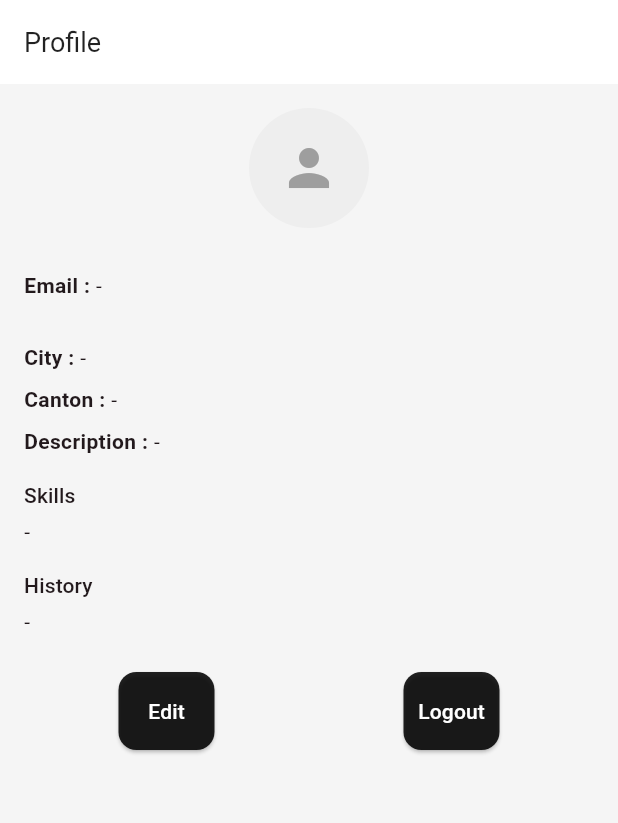
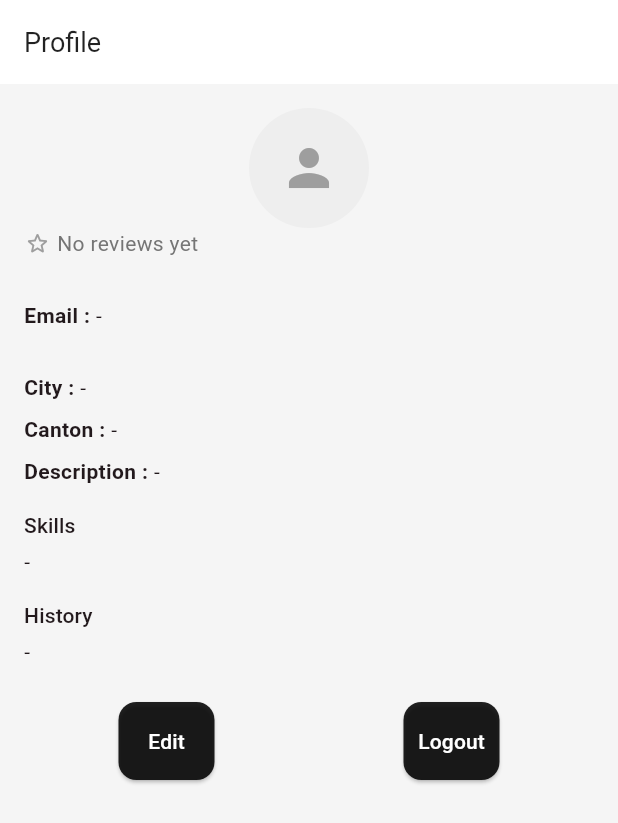
Before and after one commit to val-mon/vagoflax, a Flutter app: the ProfileScreen screen opened by its route, on a phone screen of 412 x 824 dp. Shown: the top 823 px of the screen. Run offline on Flutter 3.47's test engine with Material 3 defaults, Android fonts, the phone set to English and light mode, and no system bars; our stand-ins replace cloud_firestore, crystal_navigation_bar, firebase_auth, firebase_core, flutter_dotenv, go_router and 1 more; missing offline and left inert: cloudinary_api, cloudinary_url_gen, firebase_ui_auth; accounts and stored records are empty.

Commit message:
feat: added user reviews

```diff
--- a/lib/models/review_model.dart
+++ b/lib/models/review_model.dart
@@ -1,13 +1,13 @@
 class Review {
   final DateTime createdAt;
-  final String from;
-  final String message;
+  final String reviewerId;
+  final String comment;
   final double rating;
 
   Review({
     required this.createdAt,
-    required this.from,
-    this.message = '',
+    required this.reviewerId,
+    required this.comment,
     required this.rating,
   }) : assert(rating >= 0.0 && rating <= 5.0, 'Rating must be between 0 and 5');
 }
--- a/lib/models/user_model.dart
+++ b/lib/models/user_model.dart
@@ -63,8 +63,8 @@ class User {
               ?.map(
                 (reviewData) => Review(
                   createdAt: (reviewData['createdAt'] as Timestamp).toDate(),
-                  from: reviewData['from'] ?? '',
-                  message: reviewData['message'] ?? '',
+                  reviewerId: reviewData['reviewerId'] ?? '',
+                  comment: reviewData['comment'] ?? '',
                   rating: (reviewData['rating'] as num).toDouble(),
                 ),
               )
@@ -104,8 +104,8 @@ class User {
           .map(
             (review) => {
               'createdAt': review.createdAt,
-              'from': review.from,
-              'message': review.message,
+              'reviewerId': review.reviewerId,
+              'comment': review.comment,
               'rating': review.rating,
             },
           )
@@ -148,4 +148,21 @@ class User {
       profilePictureUrl: profilePictureUrl ?? this.profilePictureUrl,
     );
   }
+
+  bool get hasProfilePicture =>
+      profilePictureUrl != null && profilePictureUrl!.trim().isNotEmpty;
+
+  bool hasUserBeenReviewedBy(String reviewerId) {
+    if (reviewerId.isEmpty) return false;
+    return reviews.any((review) => review.reviewerId == reviewerId);
+  }
+
+  double get averageRating {
+    if (reviews.isEmpty) return 0.0;
+    final total = reviews.fold<double>(0, (s, item) => s + item.rating);
+    return total / reviews.length;
+  }
+
+  /// Total review count
+  int get reviewCount => reviews.length;
 }
--- a/lib/repositories/user_repository.dart
+++ b/lib/repositories/user_repository.dart
@@ -5,4 +5,10 @@ abstract class UserRepository {
   Future<void> addUser(User user);
   Future<User> getUserById(String uid);
   Future<void> updateUser(User user);
+  Future<void> addReview({
+    required String targetUserId,
+    required String reviewerId,
+    required int rating,
+    required String comment,
+  });
 }
--- a/lib/views/profile.dart
+++ b/lib/views/profile.dart
@@ -3,9 +3,11 @@ import 'package:provider/provider.dart';
 import 'package:vagoflax/models/enum/user_role_model.dart';
 import 'package:vagoflax/models/user_model.dart';
 import 'package:vagoflax/providers/user_provider.dart';
+import 'package:vagoflax/widgets/leave_review_sheet.dart';
 import 'package:vagoflax/widgets/logout_button.dart';
 import 'package:vagoflax/providers/app_state.dart';
 import 'package:go_router/go_router.dart';
+import 'package:vagoflax/widgets/user_rating_badge.dart';
 
 class ProfileScreen extends StatelessWidget {
   const ProfileScreen({super.key, this.userId});
@@ -33,6 +35,12 @@ class ProfileScreen extends StatelessWidget {
       user = userProvider.currentUser!;
     }
 
+    final userAlreadyReviewed =
+        user.id != userProvider.currentUser!.id &&
+        user.hasUserBeenReviewedBy(userProvider.currentUser!.id);
+
+    print("profilePictureUrl: ${user.profilePictureUrl}, hasProfilePicture: ${user.hasProfilePicture}");
+
     return Scaffold(
       appBar: AppBar(title: const Text('Profile')),
       body: Column(
@@ -47,12 +55,12 @@ class ProfileScreen extends StatelessWidget {
                     child: CircleAvatar(
                       radius: 40,
                       backgroundColor: Colors.grey.shade200,
-                      backgroundImage: userProvider.hasProfilePicture(user)
+                      backgroundImage: user.hasProfilePicture
                           ? NetworkImage(
                               userProvider.currentUser!.profilePictureUrl!,
                             )
                           : null,
-                      child: !userProvider.hasProfilePicture(user)
+                      child: !user.hasProfilePicture
                           ? const Icon(
                               Icons.person,
                               size: 40,
@@ -61,13 +69,14 @@ class ProfileScreen extends StatelessWidget {
                           : null,
                     ),
                   ),
+                  UserRatingBadge(rating: user.averageRating, count: user.reviewCount,),
                   const SizedBox(height: 24),
 
                   // firstname et lastname si étudiant, sinon companyname
                   if (user.role == UserRole.student) ...[
                     _line('First name', user.firstName ?? ''),
                     _line('Last name', user.lastName ?? ''),
-                  ] else if (userProvider.hasProfilePicture(user) &&
+                  ] else if (user.hasProfilePicture &&
                       user.role == UserRole.employer) ...[
                     _line('Company Name', user.companyName ?? ''),
                   ],
@@ -125,7 +134,31 @@ class ProfileScreen extends StatelessWidget {
                         const LogoutButton(),
                       ],
                     ),
-                  ]
+                  ] else ...[
+                    // Show message if viewing another user's profile
+                    Center(
+                      child: userAlreadyReviewed
+                          ? const Text('You have already reviewed this user')
+                          : ElevatedButton(
+                              onPressed: () {
+                                showModalBottomSheet(
+                                  context: context,
+                                  isScrollControlled: true,
+                                  shape: const RoundedRectangleBorder(
+                                    borderRadius: BorderRadius.vertical(
+                                      top: Radius.circular(20),
+                                    ),
+                                  ),
+                                  builder: (ctx) => LeaveReviewSheet(
+                                    targetUserId: user.id,
+                                    currentUserId: userProvider.currentUser!.id,
+                                  ),
+                                );
+                              },
+                              child: const Text('Leave a review'),
+                            ),
+                    ),
+                  ],
                 ],
               ),
             ),
--- /dev/null
+++ b/lib/widgets/user_rating_badge.dart
@@ -0,0 +1,52 @@
+import 'package:flutter/material.dart';
+
+class UserRatingBadge extends StatelessWidget {
+  final double rating;
+  final int count;
+
+  const UserRatingBadge({
+    super.key,
+    required this.rating,
+    required this.count,
+  });
+
+  @override
+  Widget build(BuildContext context) {
+    if (count == 0) {
+      return Row(
+        mainAxisSize: MainAxisSize.min,
+        children: [
+          Icon(Icons.star_outline_rounded, size: 18, color: Colors.grey.shade500),
+          const SizedBox(width: 4),
+          Text(
+            'No reviews yet',
+            style: TextStyle(fontSize: 14, color: Colors.grey.shade600),
+          ),
+        ],
+      );
+    }
+
+    return Row(
+      mainAxisSize: MainAxisSize.min,
+      children: [
+        Icon(Icons.star_rounded, size: 20, color: Colors.amber.shade700),
+        const SizedBox(width: 4),
+        Text(
+          rating.toStringAsFixed(1),
+          style: const TextStyle(
+            fontSize: 15,
+            fontWeight: FontWeight.bold,
+          ),
+        ),
+        const SizedBox(width: 4),
+        Text(
+          '($count)',
+          style: TextStyle(
+            fontSize: 14,
+            color: Colors.grey.shade600,
+          ),
+        ),
+      ],
+    );
+  }
+}
```
Also changed, not shown: lib/providers/user_provider.dart (+15 -2 lines), lib/repositories/firestore_user_repository.dart (+20 -1 lines), lib/views/job_details.dart (+11 -1 lines), lib/widgets/leave_review_sheet.dart (added, +135 -0 lines).
